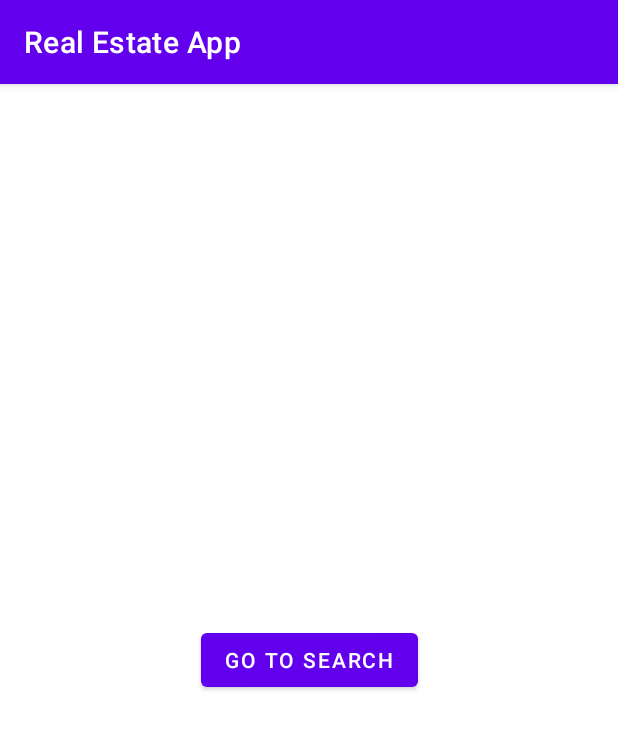
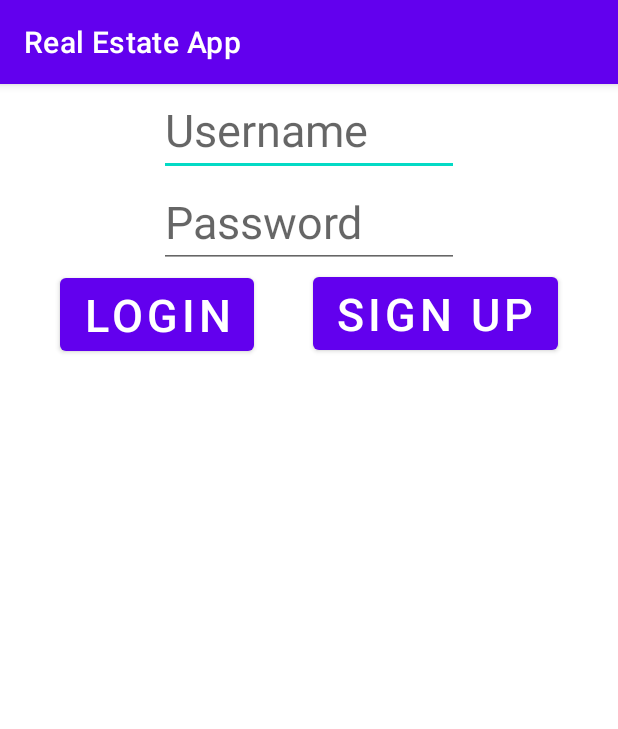
Before and after one commit to OSU-CodePath-Android-Spring-2022/real-estate-app, an Android app: the screen it shows after launch (MainActivity before the commit, LoginActivity after it), on a phone screen of 412 x 824 dp. Shown: the top 729 px of the screen. Run offline under Robolectric (Android 15) with nearby library versions, the phone set to English and light mode, and no system bars; libraries missing offline, so code that uses them is left out: com.parse; 2 statements that could not run were skipped.

Commit message:
Login screen added, after login, app will navigate to search screen. Parse server connected.

```diff
--- a/app/build.gradle
+++ b/app/build.gradle
@@ -37,6 +37,7 @@ dependencies {
     implementation 'androidx.appcompat:appcompat:1.4.1'
     implementation 'com.google.android.material:material:1.5.0'
     implementation 'androidx.constraintlayout:constraintlayout:2.1.3'
+    implementation 'com.github.parse-community.Parse-SDK-Android:parse:2.1.0'
     testImplementation 'junit:junit:4.13.2'
     androidTestImplementation 'androidx.test.ext:junit:1.1.3'
     androidTestImplementation 'androidx.test.espresso:espresso-core:3.4.0'
--- /dev/null
+++ b/app/src/main/java/com/example/realestateapp/RealEstateApp.kt
@@ -0,0 +1,22 @@
+package com.example.realestateapp
+
+import android.app.Application
+import com.parse.Parse
+import com.parse.ParseObject
+
+
+class RealEstateApp : Application() {
+
+    override fun onCreate() {
+        super.onCreate()
+
+//        ParseObject.registerSubclass(Post::class.java)
+
+        Parse.initialize(
+            Parse.Configuration.Builder(this)
+                .applicationId(getString(R.string.back4app_app_id))
+                .clientKey(getString(R.string.back4app_client_key))
+                .server(getString(R.string.back4app_server_url))
+                .build());
+    }
+}
--- /dev/null
+++ b/app/src/main/res/layout/activity_login.xml
@@ -0,0 +1,59 @@
+<?xml version="1.0" encoding="utf-8"?>
+<androidx.constraintlayout.widget.ConstraintLayout xmlns:android="http://schemas.android.com/apk/res/android"
+    xmlns:app="http://schemas.android.com/apk/res-auto"
+    xmlns:tools="http://schemas.android.com/tools"
+    android:layout_width="match_parent"
+    android:layout_height="match_parent"
+    tools:context=".LoginActivity">
+
+    <EditText
+        android:id="@+id/et_username"
+        android:layout_width="wrap_content"
+        android:layout_height="wrap_content"
+        android:width="200dp"
+        android:hint="Username"
+        android:textSize="30sp"
+        app:layout_constraintEnd_toEndOf="parent"
+        app:layout_constraintStart_toStartOf="parent"
+        app:layout_constraintTop_toTopOf="parent" />
+
+    <EditText
+        android:id="@+id/et_password"
+        android:layout_width="wrap_content"
+        android:layout_height="wrap_content"
+        android:width="200dp"
+        android:ems="10"
+        android:hint="Password"
+        android:inputType="textPassword"
+        android:textSize="30sp"
+        app:layout_constraintEnd_toEndOf="parent"
+        app:layout_constraintStart_toStartOf="parent"
+        app:layout_constraintTop_toBottomOf="@+id/et_username" />
+
+    <Button
+        android:id="@+id/login_button"
+        android:layout_width="wrap_content"
+        android:layout_height="wrap_content"
+        android:text="Login"
+        android:textSize="30sp"
+        app:layout_constraintBottom_toBottomOf="parent"
+        app:layout_constraintEnd_toStartOf="@+id/signupBtn"
+        app:layout_constraintHorizontal_bias="0.1"
+        app:layout_constraintStart_toStartOf="parent"
+        app:layout_constraintTop_toBottomOf="@+id/et_password"
+        app:layout_constraintVertical_bias="0.001" />
+
+    <Button
+        android:id="@+id/signupBtn"
+        android:layout_width="wrap_content"
+        android:layout_height="wrap_content"
+        android:text="Sign Up"
+        android:textSize="30sp"
+        app:layout_constraintBottom_toBottomOf="parent"
+        app:layout_constraintEnd_toEndOf="parent"
+        app:layout_constraintHorizontal_bias="0.811"
+        app:layout_constraintStart_toEndOf="@+id/login_button"
+        app:layout_constraintTop_toBottomOf="@+id/et_password"
+        app:layout_constraintVertical_bias="0.0" />
+
+</androidx.constraintlayout.widget.ConstraintLayout>
--- a/app/src/main/res/values/strings.xml
+++ b/app/src/main/res/values/strings.xml
@@ -2,4 +2,10 @@
     <string name="app_name">Real Estate App</string>
     <string name="search_text">Enter an address below:</string>
     <string name="search_button">Search Homes</string>
+
+    <string name="back4app_server_url">https://parseapi.back4app.com/</string>
+
+    <!-- Paste BOTH strings as required -->
+    <string name="back4app_app_id">rTSUV05RuknhW2h0gjOUqOuW9Ge7ZzzKQ1lk3N8M</string>
+    <string name="back4app_client_key">SJ6wTD2dmPMYRP0R5H0ehj9zkaJreheVEsKkfZU6</string>
 </resources>
--- a/build.gradle
+++ b/build.gradle
@@ -2,7 +2,7 @@
 plugins {
     id 'com.android.application' version '7.1.1' apply false
     id 'com.android.library' version '7.1.1' apply false
-    id 'org.jetbrains.kotlin.android' version '1.6.10' apply false
+    id 'org.jetbrains.kotlin.android' version '1.6.20' apply false
 }
 
 task clean(type: Delete) {
--- a/settings.gradle
+++ b/settings.gradle
@@ -3,6 +3,7 @@ pluginManagement {
         gradlePluginPortal()
         google()
         mavenCentral()
+
     }
 }
 dependencyResolutionManagement {
@@ -10,6 +11,7 @@ dependencyResolutionManagement {
     repositories {
         google()
         mavenCentral()
+        maven { url 'https://jitpack.io' }
     }
 }
 rootProject.name = "Real Estate App"
```
Also changed, not shown: app/src/main/AndroidManifest.xml (+24 -5 lines), app/src/main/java/com/example/realestateapp/LoginActivity.kt (added, +74 -0 lines).
